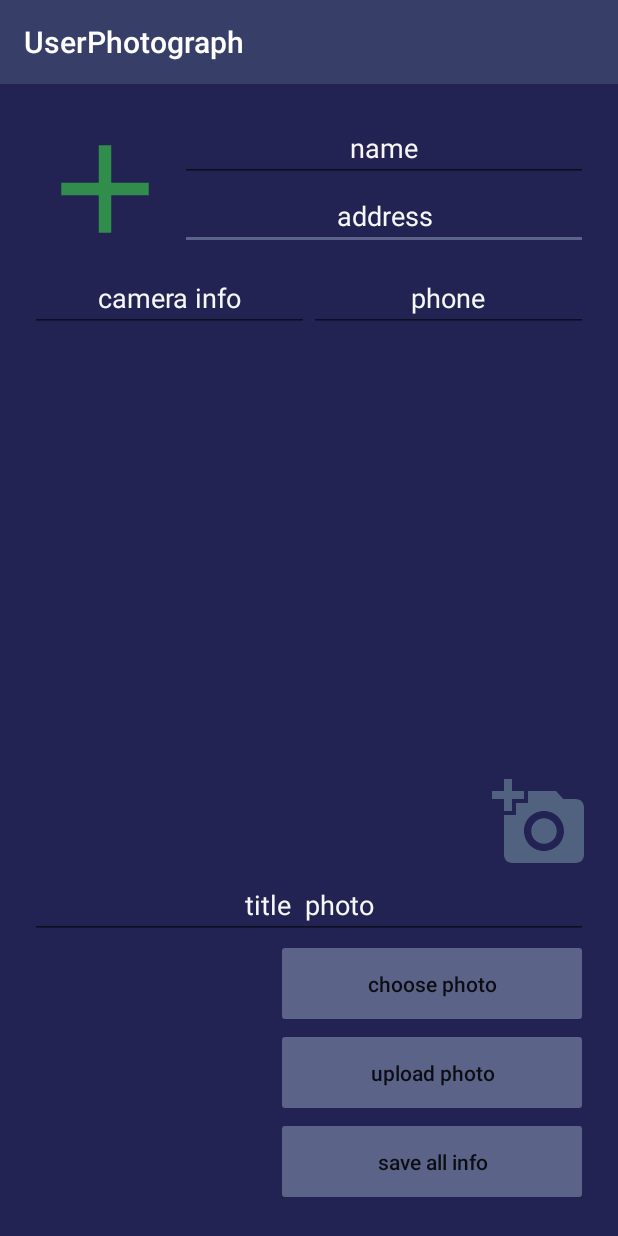
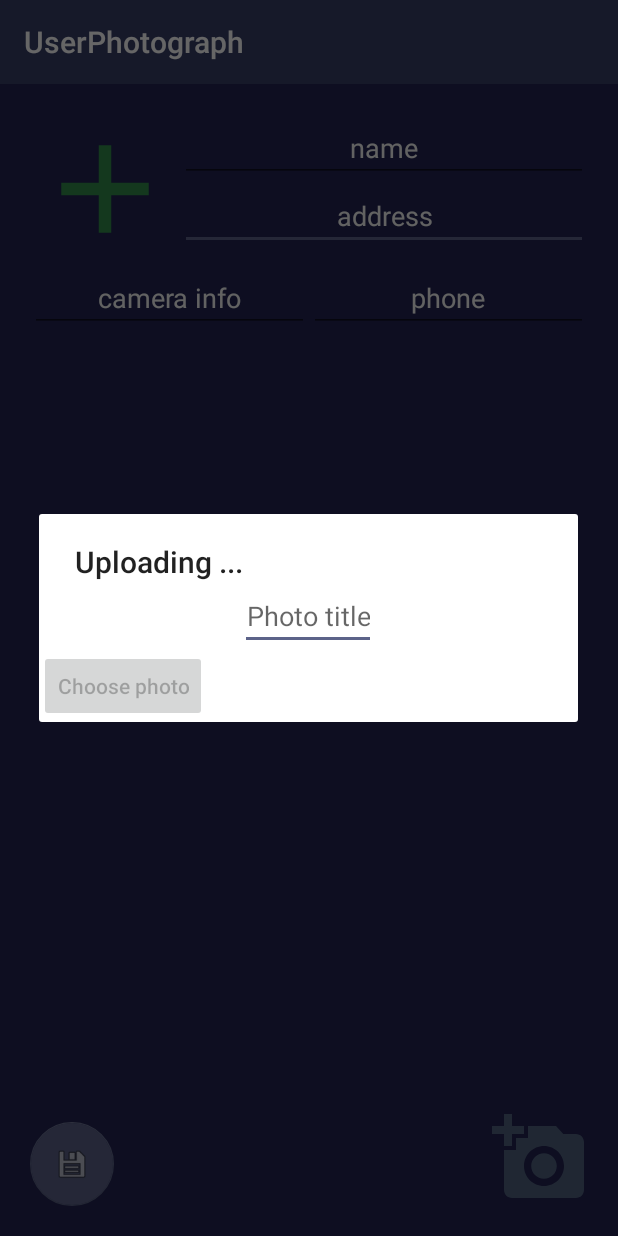
Before and after one commit to Armen101/PhotographProject, an Android app: the fragment SettingsFragment shown on its own in the app's theme, after a tap on an icon or button, on a phone screen of 412 x 824 dp. Run offline under Robolectric (Android 15) with nearby library versions, the phone set to English and light mode, and no system bars; our stand-ins replace CircleImageView, Firebase (no records; nobody signed in at launch, a user with empty details on screens opened directly); libraries missing offline, so code that uses them is left out: uk.co.chrisjenx; Roboto replaces fonts that are not available here; 3 statements that could not run were skipped.

Commit message:
update settings

```diff
--- a/PhotographProject/app/src/main/java/com/example/student/userphotograph/fragments/SettingsFragment.java
+++ b/PhotographProject/app/src/main/java/com/example/student/userphotograph/fragments/SettingsFragment.java
@@ -3,22 +3,22 @@ package com.example.student.userphotograph.fragments;
 
 import android.content.DialogInterface;
 import android.content.Intent;
-import android.graphics.Bitmap;
 import android.net.Uri;
 import android.os.Bundle;
-import android.provider.MediaStore;
+import android.support.design.widget.FloatingActionButton;
 import android.support.v4.app.Fragment;
 import android.support.v4.app.FragmentTransaction;
 import android.support.v7.app.AlertDialog;
 import android.support.v7.widget.GridLayoutManager;
 import android.support.v7.widget.RecyclerView;
+import android.text.Editable;
+import android.text.TextWatcher;
 import android.view.LayoutInflater;
 import android.view.View;
 import android.view.ViewGroup;
 import android.widget.Button;
 import android.widget.EditText;
 import android.widget.ImageView;
-import android.widget.LinearLayout;
 import android.widget.TextView;
 import android.widget.Toast;
 
@@ -40,7 +40,6 @@ import com.google.firebase.storage.FirebaseStorage;
 import com.google.firebase.storage.StorageReference;
 import com.google.firebase.storage.UploadTask;
 
-import java.io.IOException;
 import java.io.Serializable;
 import java.util.ArrayList;
 import java.util.List;
@@ -63,26 +62,25 @@ public class SettingsFragment extends Fragment implements View.OnClickListener {
     private EditText mAddress;
     private EditText mCameraInfo;
     private EditText mPhone;
-    private EditText mNamePhoto;
     private ImageView mAvatar;
 
     private Uri mFilePath;
-    private ImageView mImage;
 
     private DatabaseReference mDatabaseRef;
     private DatabaseReference mDatabaseGalleryRef;
     private StorageReference mStorageAvatarRef;
     private StorageReference mStorageGalleryRef;
 
-    private LinearLayout mCooseFileLayout;
     private List<Pictures> mItemViewPager;
     private FirebaseUser mUser;
+    private EditText photoTitle;
+    private AlertDialog alertDialog;
+    private FloatingActionButton saveInfo;
 
 
     public static SettingsFragment newInstance() {
         return new SettingsFragment();
     }
-
 
 
     @Override
@@ -107,7 +105,6 @@ public class SettingsFragment extends Fragment implements View.OnClickListener {
     }
 
 
-
     @Override
     public void onSaveInstanceState(Bundle outState) {
         super.onSaveInstanceState(outState);
@@ -117,26 +114,16 @@ public class SettingsFragment extends Fragment implements View.OnClickListener {
     }
 
 
-
-
     private void findViewById(View rootView) {
         mName = (EditText) rootView.findViewById(R.id.et_st_name);
         mAddress = (EditText) rootView.findViewById(R.id.et_st_address);
         mCameraInfo = (EditText) rootView.findViewById(R.id.st_camera_info);
         mPhone = (EditText) rootView.findViewById(R.id.et_st_phone);
         mAvatar = (ImageView) rootView.findViewById(R.id.st_avatar);
-        mImage = (ImageView) rootView.findViewById(R.id.img_gallery);
-        mNamePhoto = (EditText) rootView.findViewById(R.id.st_name_photo);
         ImageView mAddImg = (ImageView) rootView.findViewById(R.id.add_image);
-        mCooseFileLayout = (LinearLayout) rootView.findViewById(R.id.choose_file_layout);
+        saveInfo = (FloatingActionButton) rootView.findViewById(R.id.save_info);
 
-        Button saveAllInfo = (Button) rootView.findViewById(R.id.btn_st_save_info);
-        Button choosePhoto = (Button) rootView.findViewById(R.id.btn_st_choose_photo);
-        Button uploadPhoto = (Button) rootView.findViewById(R.id.btn_st_upload_phote);
-
-        uploadPhoto.setOnClickListener(this);
-        choosePhoto.setOnClickListener(this);
-        saveAllInfo.setOnClickListener(this);
+        saveInfo.setOnClickListener(this);
         mAvatar.setOnClickListener(this);
         mAddImg.setOnClickListener(this);
     }
@@ -260,62 +247,74 @@ public class SettingsFragment extends Fragment implements View.OnClickListener {
         });
     }
 
-    private void saveInFbDb() {
-        mDatabaseRef.child(NAME).setValue(mName.getText().toString());
-        mDatabaseRef.child(ADDRESS).setValue(mAddress.getText().toString());
-        mDatabaseRef.child(CAMERA_INFO).setValue(mCameraInfo.getText().toString());
-        mDatabaseRef.child(PHONE).setValue(mPhone.getText().toString());
-        Toast.makeText(getContext(), "Successfull saveing dates", Toast.LENGTH_SHORT).show();
-    }
-
     @Override
     public void onClick(View v) {
         switch (v.getId()) {
-            case R.id.btn_st_save_info: {
-                saveInFbDb();
+
+            case R.id.save_info: {
+                mDatabaseRef.child(NAME).setValue(mName.getText().toString());
+                mDatabaseRef.child(ADDRESS).setValue(mAddress.getText().toString());
+                mDatabaseRef.child(CAMERA_INFO).setValue(mCameraInfo.getText().toString());
+                mDatabaseRef.child(PHONE).setValue(mPhone.getText().toString());
+                Toast.makeText(getContext(), "Successfull saveing dates", Toast.LENGTH_SHORT).show();
+
                 break;
             }
+
             case R.id.st_avatar: {
                 choosePic(Constants.REQUEST_AVATAR_CHOOSE_PICK);
                 break;
             }
-            case R.id.btn_st_upload_phote: {
-                mNamePhoto.setVisibility(View.GONE);
-                mNamePhoto.setText(mNamePhoto.getText().toString());
-
-                String mImageName = System.currentTimeMillis() + "." + FirebaseHelper.getFileExtension(mFilePath, getActivity());
-                FirebaseHelper.upload(getContext(), mImageName, mNamePhoto, mDatabaseGalleryRef, mStorageGalleryRef, mFilePath);
-
-                mFilePath = null;
-                mImage.setImageBitmap(null);
-                break;
-            }
-            case R.id.btn_st_choose_photo: {
-                mNamePhoto.setText("");
-                mNamePhoto.setVisibility(View.VISIBLE);
-                choosePic(Constants.REQUEST_GALLERY_CHOOSE_PICK);
-                break;
-            }
             case R.id.add_image: {
-                if (mCooseFileLayout.getVisibility() == View.VISIBLE) {
-                    mCooseFileLayout.setVisibility(View.GONE);
-                    if (getResources().getDisplayMetrics().widthPixels > getResources().getDisplayMetrics().
-                            heightPixels) {
-                        mCameraInfo.setVisibility(View.VISIBLE);
-                        mAddress.setVisibility(View.VISIBLE);
-                    }
-                } else {
-                    mCooseFileLayout.setVisibility(View.VISIBLE);
-                    if (getResources().getDisplayMetrics().widthPixels > getResources().getDisplayMetrics().
-                            heightPixels) {
-                        mCameraInfo.setVisibility(View.GONE);
-                        mAddress.setVisibility(View.GONE);
-                    }
-                }
+                AlertDialog.Builder dialogBuilder = initDialog();
+                alertDialog = dialogBuilder.create();
+                alertDialog.show();
                 break;
             }
         }
     }
+
+    private AlertDialog.Builder initDialog() {
+        AlertDialog.Builder dialogBuilder = new AlertDialog.Builder(getActivity());
+        dialogBuilder.setTitle("Uploading ...");
+        dialogBuilder.setView(getDialogLayout());
+        return dialogBuilder;
+    }
+
+    private View getDialogLayout() {
+        LayoutInflater inflater = getActivity().getLayoutInflater();
+        View dialogView = inflater.inflate(R.layout.upload_dialog_layout, null);
+        photoTitle = (EditText) dialogView.findViewById(R.id.et_dialog_title);
+        final Button btnChoosePhoto = (Button) dialogView.findViewById(R.id.btn_choose_photo);
+        btnChoosePhoto.setEnabled(false);
+        photoTitle.addTextChangedListener(new TextWatcher() {
+            @Override
+            public void beforeTextChanged(CharSequence s, int start, int count, int after) {
+
+            }
+
+            @Override
+            public void onTextChanged(CharSequence s, int start, int before, int count) {
+
+            }
+
+            @Override
+            public void afterTextChanged(Editable s) {
+                if (!s.toString().isEmpty()) {
+                    btnChoosePhoto.setEnabled(true);
+                } else btnChoosePhoto.setEnabled(false);
+            }
+        });
+
+        btnChoosePhoto.setOnClickListener(new View.OnClickListener() {
+            @Override
+            public void onClick(View v) {
+                choosePic(Constants.REQUEST_GALLERY_CHOOSE_PICK);
+            }
+        });
+        return dialogView;
+    }
+
     private void choosePic(int requestCode) {
         Intent choosePicIntent = new Intent(Intent.ACTION_GET_CONTENT);
         choosePicIntent.setType("image/*");
@@ -332,7 +331,7 @@ public class SettingsFragment extends Fragment implements View.OnClickListener {
                 @Override
                 public void onSuccess(UploadTask.TaskSnapshot taskSnapshot) {
                     mAvatar.setImageURI(uri);
-                    @SuppressWarnings("VisibleForTests")Uri uri = taskSnapshot.getDownloadUrl();
+                    @SuppressWarnings("VisibleForTests") Uri uri = taskSnapshot.getDownloadUrl();
                     assert uri != null;
                     mDatabaseRef.child(AVATAR_URI).setValue(uri.toString());
                 }
@@ -342,12 +341,9 @@ public class SettingsFragment extends Fragment implements View.OnClickListener {
 
         if (requestCode == Constants.REQUEST_GALLERY_CHOOSE_PICK && resultCode == RESULT_OK && data.getData() != null) {
             mFilePath = data.getData();
-            try {
-                Bitmap bitmap = MediaStore.Images.Media.getBitmap(getActivity().getContentResolver(), mFilePath);
-                mImage.setImageBitmap(bitmap);
-            } catch (IOException e) {
-                e.printStackTrace();
-            }
+            String mImageName = System.currentTimeMillis() + "." + FirebaseHelper.getFileExtension(mFilePath, getActivity());
+            FirebaseHelper.upload(getContext(), mImageName, photoTitle, mDatabaseGalleryRef, mStorageGalleryRef, mFilePath);
+            alertDialog.dismiss();
         }
     }
 }
--- a/PhotographProject/app/src/main/res/layout/fragment_settings.xml
+++ b/PhotographProject/app/src/main/res/layout/fragment_settings.xml
@@ -75,6 +75,7 @@
             android:textColor="@color/colorWhite"
             android:textColorHint="@color/colorWhite"
             android:inputType="phone" />
+
     </LinearLayout>
 
     <RelativeLayout
@@ -96,74 +97,13 @@
             android:src="@drawable/ic_add_a_photo_black_24dp"
             android:visibility="visible" />
 
+        <android.support.design.widget.FloatingActionButton
+            android:id="@+id/save_info"
+            android:layout_width="wrap_content"
+            android:layout_height="wrap_content"
+            android:layout_alignParentBottom="true"
+            android:src="@android:drawable/ic_menu_save" />
+
     </RelativeLayout>
 
-    <LinearLayout
-        android:id="@+id/choose_file_layout"
-        android:layout_width="match_parent"
-        android:layout_height="wrap_content"
-        android:orientation="vertical"
-        android:visibility="gone">
-
-        <EditText
-            android:id="@+id/st_name_photo"
-            android:layout_width="match_parent"
-            android:layout_height="0dp"
-            android:layout_weight="0.4"
-            android:gravity="center"
-            android:textColor="@color/colorWhite"
-            android:textColorHint="@color/colorWhite"
-            android:hint="title  photo" />
-
-        <LinearLayout
-            android:id="@+id/id_linear"
-            android:layout_width="match_parent"
-            android:layout_height="0dp"
-            android:layout_weight="1">
-
-            <ImageView
-                android:id="@+id/img_gallery"
-                android:layout_width="0dp"
-                android:layout_height="match_parent"
-                android:layout_weight="2" />
-
-            <LinearLayout
-                android:layout_width="wrap_content"
-                android:layout_height="wrap_content"
-                android:layout_weight="1"
-                android:orientation="vertical">
-
-                <Button
-                    android:id="@+id/btn_st_choose_photo"
-                    android:layout_width="match_parent"
-                    android:layout_height="0dp"
-                    android:layout_weight="1"
-                    android:backgroundTint="@color/colorAccent"
-                    android:padding="20dp"
-                    android:text="@string/choose_photo"
-                    android:textAllCaps="false" />
-
-                <Button
-                    android:id="@+id/btn_st_upload_phote"
-                    android:layout_width="match_parent"
-                    android:layout_height="0dp"
-                    android:layout_weight="1"
-                    android:padding="20dp"
-                    android:backgroundTint="@color/colorAccent"
-                    android:text="@string/upload_photo"
-                    android:textAllCaps="false" />
-
-                <Button
-                    android:id="@+id/btn_st_save_info"
-                    android:layout_width="match_parent"
-                    android:layout_height="0dp"
-                    android:layout_weight="1"
-                    android:padding="20dp"
-                    android:backgroundTint="@color/colorAccent"
-                    android:text="@string/save_all_info"
-                    android:textAllCaps="false" />
-
-            </LinearLayout>
-        </LinearLayout>
-    </LinearLayout>
 </LinearLayout>
--- /dev/null
+++ b/PhotographProject/app/src/main/res/layout/upload_dialog_layout.xml
@@ -0,0 +1,23 @@
+<?xml version="1.0" encoding="utf-8"?>
+<LinearLayout xmlns:android="http://schemas.android.com/apk/res/android"
+    android:layout_width="match_parent"
+    android:layout_height="match_parent"
+    android:orientation="vertical">
+
+    <EditText
+        android:id="@+id/et_dialog_title"
+        android:layout_width="wrap_content"
+        android:layout_height="wrap_content"
+        android:gravity="center"
+        android:layout_gravity="center_horizontal"
+        android:hint="Photo title" />
+
+    <Button
+        android:textAllCaps="false"
+        android:id="@+id/btn_choose_photo"
+        android:layout_width="wrap_content"
+        android:layout_height="wrap_content"
+        android:text="Choose photo" />
+
+
+</LinearLayout>
```
Also changed, not shown: 29 other files.
